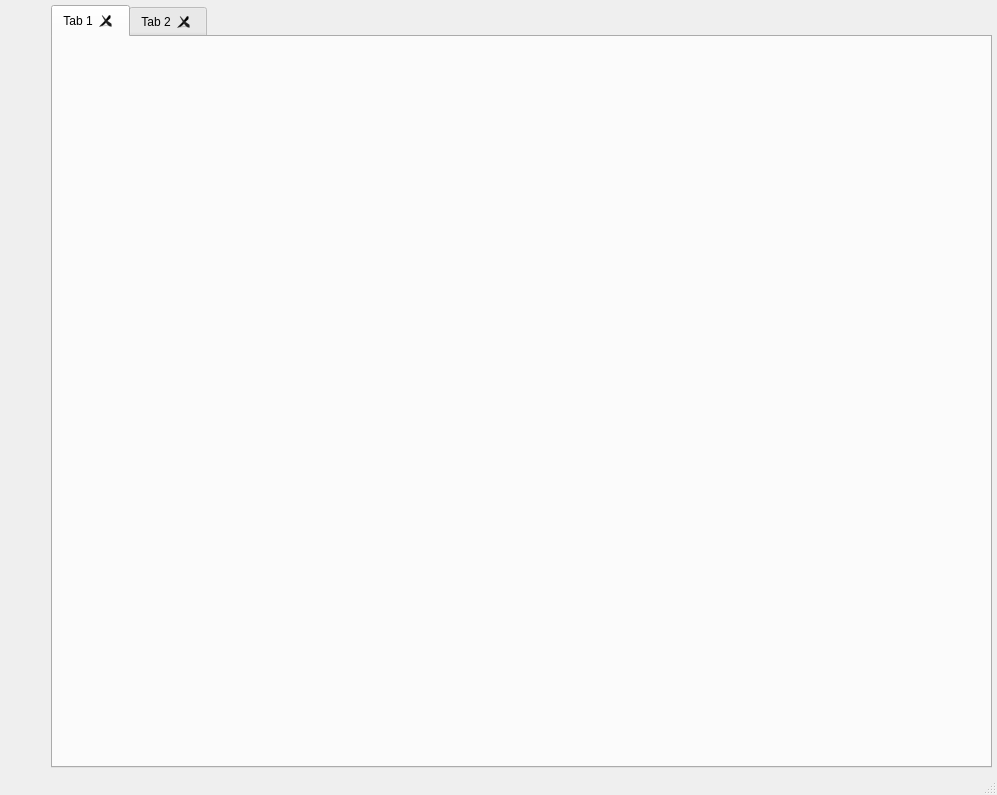
haruiz/CvStudio, file view/windows/main_window/base_main_window.ui: the form before one commit.
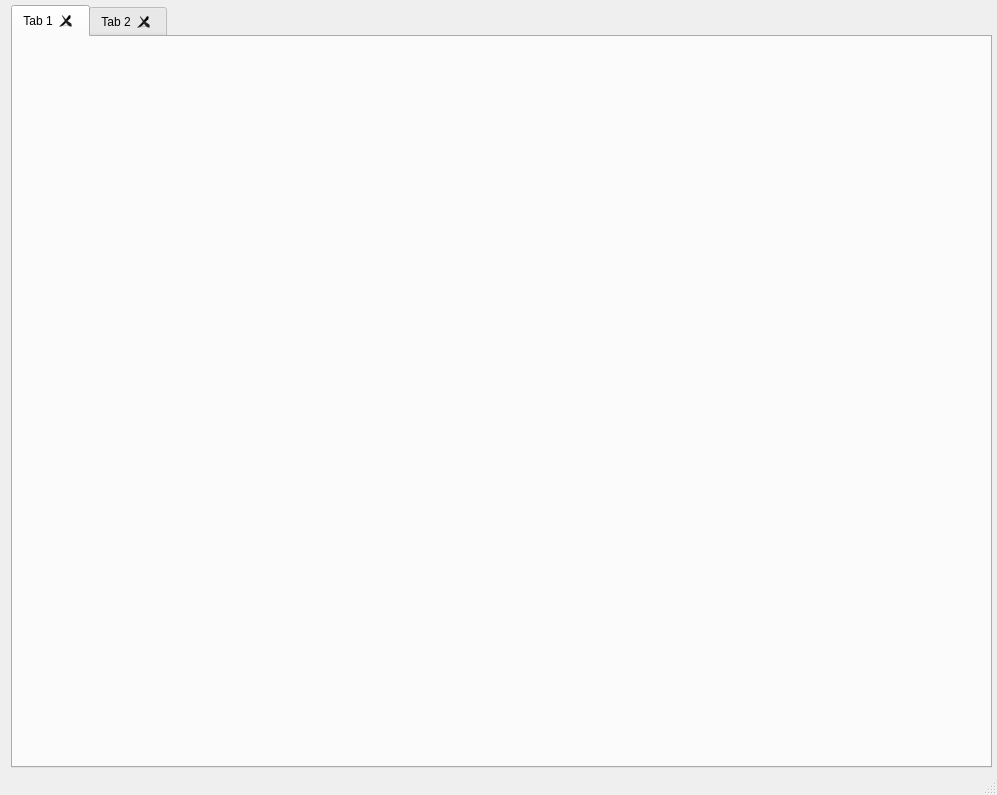
The form after the commit.

Commit message: fix width lateral menu on linux

Patch:
```diff
--- a/view/windows/main_window/base_main_window.ui
+++ b/view/windows/main_window/base_main_window.ui
@@ -50,18 +50,6 @@
        </property>
        <item>
         <widget class="QFrame" name="frame_lateral_bar">
-         <property name="sizePolicy">
-          <sizepolicy hsizetype="Fixed" vsizetype="Preferred">
-           <horstretch>0</horstretch>
-           <verstretch>0</verstretch>
-          </sizepolicy>
-         </property>
-         <property name="minimumSize">
-          <size>
-           <width>40</width>
-           <height>0</height>
-          </size>
-         </property>
          <property name="frameShape">
           <enum>QFrame::NoFrame</enum>
          </property>
```
The commit also changes 4 other files.
